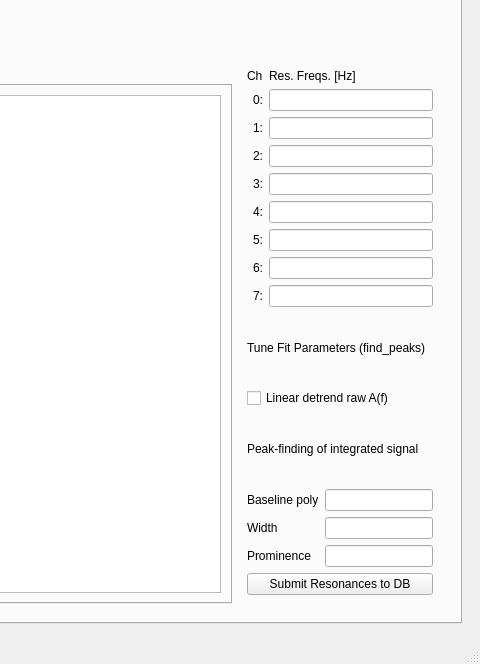
Before: the Qt Designer form DAQ/python/dwaDaqUI.ui in dunewires/ElectricalMethod, drawn with Qt 5; both pictures show x 781 to 1261 and y 105 to 769 of the 1261 by 769 pixel window.
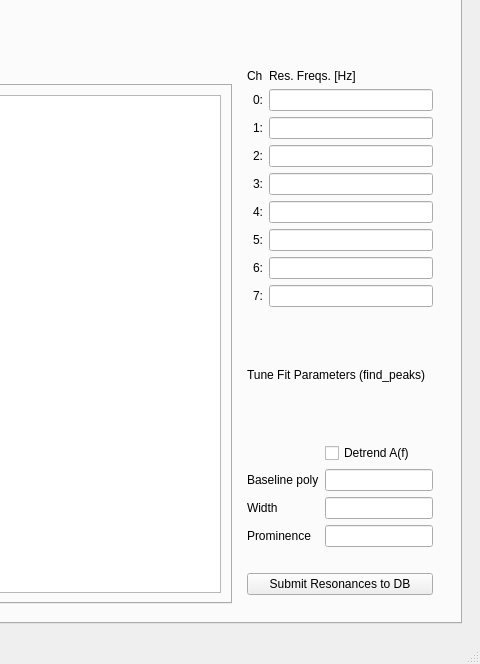
After: the same form once the commit is applied. The open tabs and pages were chosen to show the change. Custom widgets are drawn as their Qt base class.

Commit message: working on writing config files

Patch:
```diff
--- a/DAQ/python/dwaDaqUI.ui
+++ b/DAQ/python/dwaDaqUI.ui
@@ -891,54 +891,47 @@
                    </property>
                   </widget>
                  </item>
-                 <item>
-                  <widget class="QCheckBox" name="resFitPreDetrend">
-                   <property name="text">
-                    <string>Linear detrend raw A(f)</string>
-                   </property>
-                  </widget>
-                 </item>
-                 <item>
-                  <widget class="QLabel" name="label_12">
-                   <property name="text">
-                    <string>Peak-finding of integrated signal</string>
-                   </property>
-                  </widget>
-                 </item>
                  <item>
                   <layout class="QFormLayout" name="formLayout_5">
                    <property name="horizontalSpacing">
                     <number>6</number>
                    </property>
-                   <item row="1" column="0">
+                   <item row="2" column="0">
                     <widget class="QLabel" name="label_8">
                      <property name="text">
                       <string>Baseline poly</string>
                      </property>
                     </widget>
                    </item>
-                   <item row="1" column="1">
+                   <item row="2" column="1">
                     <widget class="QLineEdit" name="resFitBkgPoly"/>
                    </item>
-                   <item row="2" column="0">
+                   <item row="3" column="0">
                     <widget class="QLabel" name="label_10">
                      <property name="text">
                       <string>Width</string>
                      </property>
                     </widget>
                    </item>
-                   <item row="2" column="1">
+                   <item row="3" column="1">
                     <widget class="QLineEdit" name="resFitWidth"/>
                    </item>
-                   <item row="3" column="0">
+                   <item row="4" column="1">
+                    <widget class="QLineEdit" name="resFitProminence"/>
+                   </item>
+                   <item row="4" column="0">
                     <widget class="QLabel" name="label_11">
                      <property name="text">
                       <string>Prominence</string>
                      </property>
                     </widget>
                    </item>
-                   <item row="3" column="1">
-                    <widget class="QLineEdit" name="resFitProminence"/>
+                   <item row="1" column="1">
+                    <widget class="QCheckBox" name="resFitPreDetrend">
+                     <property name="text">
+                      <string>Detrend A(f)</string>
+                     </property>
+                    </widget>
                    </item>
                   </layout>
                  </item>
```
Left out of the diff: 27 changed lines with no effect on the pictures. The commit also changes 2 other files.
